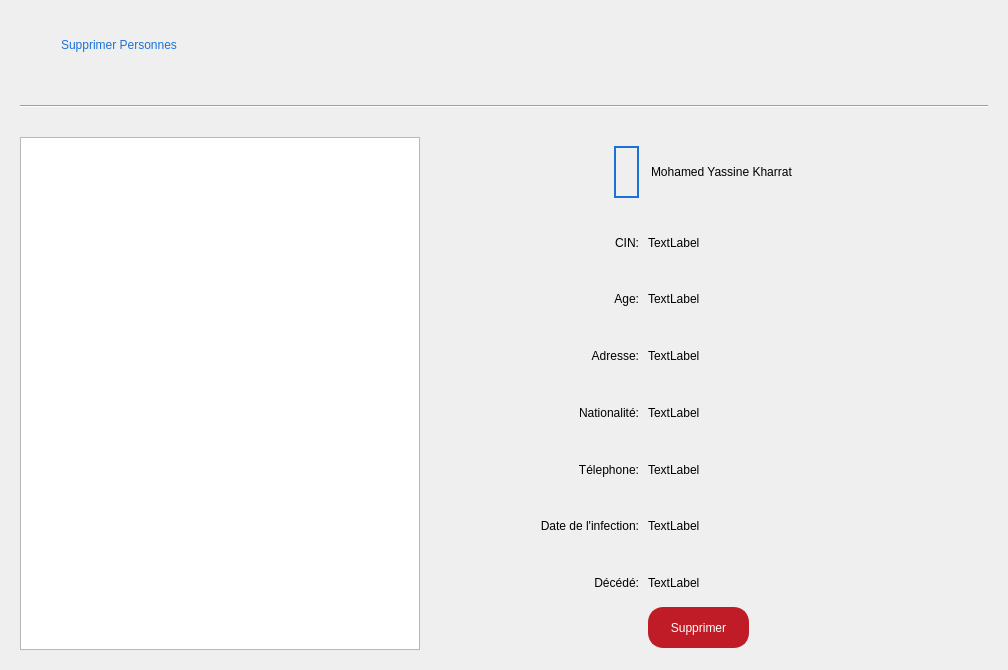
Before: the Qt Designer form Personne/Supprimer/supprimer.ui in Mindblownserver/mini-project, drawn with Qt 5.
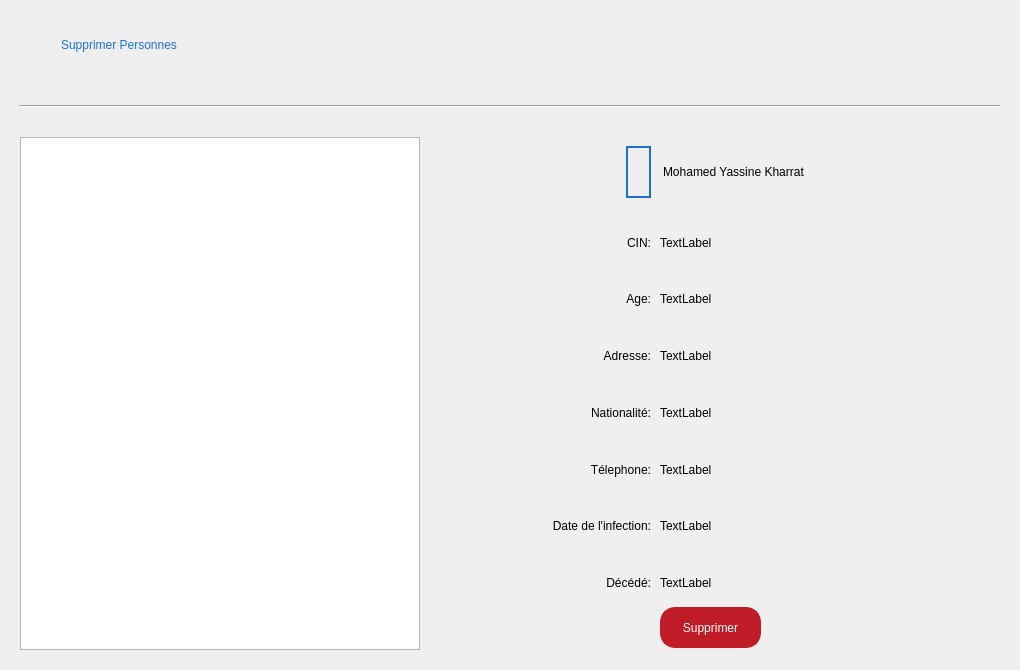
After: the same form once the commit is applied. Icons and pictures are not drawn.

What changed in the file:
```diff
--- a/Personne/Supprimer/supprimer.ui
+++ b/Personne/Supprimer/supprimer.ui
@@ -6,7 +6,7 @@
    <rect>
     <x>0</x>
     <y>0</y>
-    <width>1008</width>
+    <width>1016</width>
     <height>670</height>
    </rect>
   </property>
@@ -141,6 +141,9 @@
       <enum>QFrame::Raised</enum>
      </property>
      <layout class="QHBoxLayout" name="horizontalLayout">
+      <property name="spacing">
+       <number>0</number>
+      </property>
       <item alignment="Qt::AlignLeft">
        <widget class="QListWidget" name="list">
         <property name="minimumSize">
@@ -170,11 +173,11 @@
        </widget>
       </item>
       <item>
-       <widget class="QFrame" name="frame_5">
-        <property name="maximumSize">
+       <widget class="QFrame" name="frame_9">
+        <property name="minimumSize">
          <size>
-          <width>100</width>
-          <height>16777215</height>
+          <width>30</width>
+          <height>0</height>
          </size>
         </property>
         <property name="frameShape">
```
